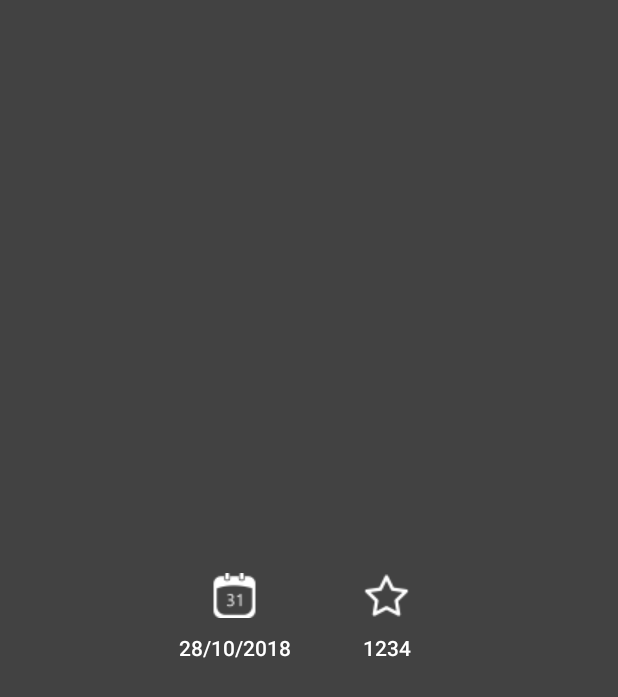
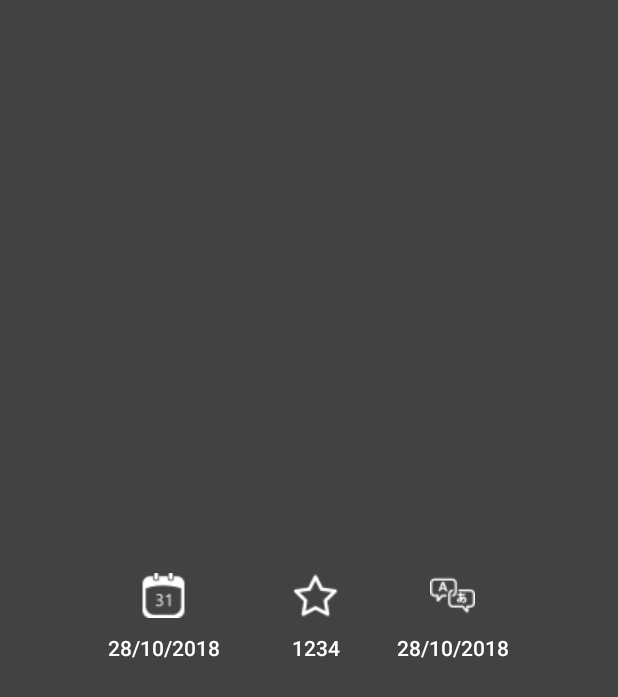
Before and after one commit to rammurali187/MyTask, an Android app: the layout row_viewpager.xml on its own in the app's theme, with its tools: preview values and no code run, on a phone screen of 412 x 824 dp. Shown: the top 697 px of the screen. Run offline under Robolectric (Android 15) with nearby library versions, the phone set to English and light mode, and no system bars.

Commit message:
Initial Commit

```diff
--- a/app/src/main/java/com/ram/my/movies/ui/adapter/ViewPagerAdapter.java
+++ b/app/src/main/java/com/ram/my/movies/ui/adapter/ViewPagerAdapter.java
@@ -48,13 +48,13 @@ public class ViewPagerAdapter extends PagerAdapter {
             btnreleasedate.setText(positionone[0]);
             Button btnstar = findById(view, R.id.btnstar);
             btnstar.setText(positionone[1]);
+            Button btnlanguage = findById(view, R.id.btnlanguage);
+            btnlanguage.setText(positionone[2]);
         }else
         {
             view = layoutInflater.inflate(R.layout.row_viewpager2, null);
-            Button btnlanguage = findById(view, R.id.btnlanguage);
-            btnlanguage.setText(positontwo[0]);
             Button btnadult = findById(view, R.id.btnadult);
-            btnadult.setText(positontwo[1].equalsIgnoreCase("true")?"YES":"NO");
+            btnadult.setText(positontwo[0].equalsIgnoreCase("true")?"YES":"NO");
 
 
         }
--- a/app/src/main/java/com/ram/my/movies/ui/fragment/MovieFragment.java
+++ b/app/src/main/java/com/ram/my/movies/ui/fragment/MovieFragment.java
@@ -250,7 +250,7 @@ public final class MovieFragment extends BaseFragment implements ObservableScrol
         }
 
         viewpager = new com.ram.my.movies.utils.ViewPager(getActivity(),mpagerContainer,mSliderDots);
-        viewpager.viewpagerinit(new String[] {UiUtils.getDisplayReleaseDate(mMovie.getReleaseDate()),String.valueOf(mMovie.getVoteCount())},new String[] {mMovie.getLanguage(),mMovie.getAdult()});
+        viewpager.viewpagerinit(new String[] {UiUtils.getDisplayReleaseDate(mMovie.getReleaseDate()),String.valueOf(mMovie.getVoteCount()),mMovie.getLanguage()},new String[] {mMovie.getAdult()});
 
 
         txt_release.setText(isrelaesed);
--- a/app/src/main/res/layout/row_viewpager.xml
+++ b/app/src/main/res/layout/row_viewpager.xml
@@ -33,5 +33,18 @@
         android:textAllCaps="false"
         />
 
+    <Button
+        android:layout_width="wrap_content"
+        android:layout_height="80dp"
+        android:id="@+id/btnlanguage"
+        android:drawablePadding="10dp"
+        android:drawableTop="@drawable/language"
+        android:background="@color/transparent"
+        android:textColor="@color/white"
+        android:padding="10dp"
+        android:textAllCaps="false"
+        android:text="28/10/2018"
+        />
+
 
 </LinearLayout>
```
Also changed, not shown: app/src/main/res/layout/row_viewpager2.xml (+2 -13 lines).
